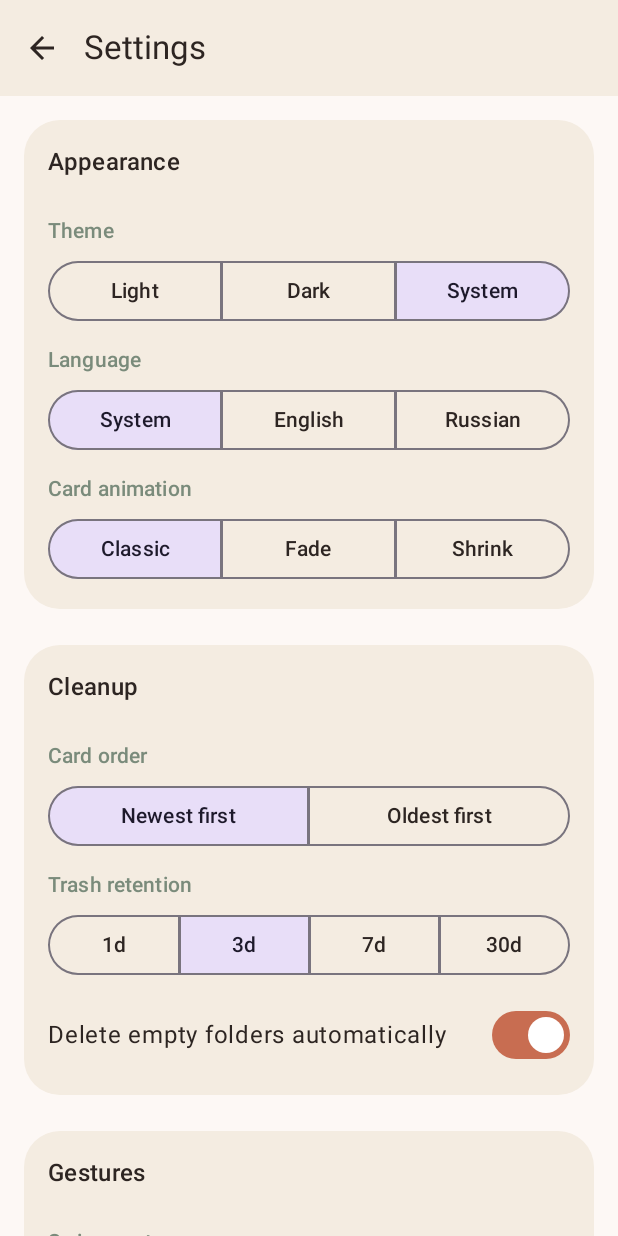
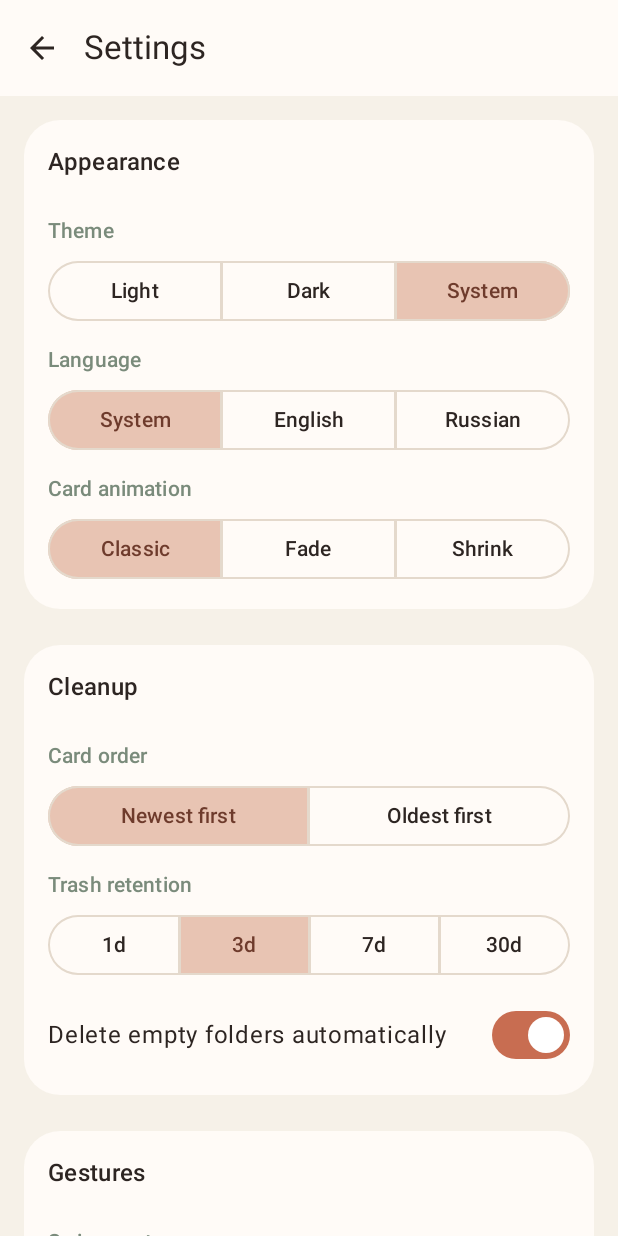
Before and after one commit to inikonoff/Roomie, an Android app built with Jetpack Compose: the screen it shows after launch (MainActivity), after a tap on "Settings", on a phone screen of 412 x 824 dp. Run offline under Robolectric (Android 15) with nearby library versions, the phone set to English and light mode, and no system bars; our stand-ins replace Room's generated code; libraries missing offline, so code that uses them is left out: coil3.video; 1 statement that could not run was skipped.

Commit message:
Visual redesign pass 1/4: explicit color tokens, warm palette tune
Theme.kt only set 6 ColorScheme roles (background, surface, primary,
secondary, onBackground, onSurface, error). secondaryContainer was
left unset, so Material3 silently fell back to its base scheme's
default (lavender/purple) — that's where the lavender on the selected
SegmentedButton in Settings was coming from, not a deliberate choice.

Explicitly set secondaryContainer/onSecondaryContainer to a lighter
terracotta tone (SelectedContainer/OnSelectedContainer), plus
surfaceVariant, outline and onSurfaceVariant, which were falling back
the same way. Background is now noticeably darker than surface so
cards visually sit above it (previously the reverse). primary is
untouched — it's used outside Settings too (FolderListScreen,
SwipeLimitScreen, SummaryScreen), which this pass doesn't touch.

Also tuned the swipe-action colors for more contrast against the new
SelectedContainer, and staged new container tokens (Delete/Keep/Folder/
Postpone) for pass 2, where the action chips themselves get repainted.

Also removed the "Enable swipe limit and monetization" toggle from
Settings per explicit request — UI only, the underlying
monetizationEnabled plumbing (SettingsViewModel/SettingsRepository/
SwipeSessionViewModel) is unchanged.

Co-Authored-By: Claude Sonnet 5 <noreply@anthropic.com>
Claude-Session: https://claude.ai/code/session_01Cxb7A9Ynf6HXgbWodev9Uy

```diff
--- a/app/src/main/java/com/roomie/app/ui/screens/settings/SettingsScreen.kt
+++ b/app/src/main/java/com/roomie/app/ui/screens/settings/SettingsScreen.kt
@@ -140,15 +140,6 @@ fun SettingsScreen(
                 SwipeActionRow(strings.swipeDown, strings, settings.swipeDownAction, viewModel::setSwipeDownAction)
                 MoveToFolderRow(strings, settings.moveToFolderName, folders, viewModel::setMoveToFolder)
             }
-
-            Spacer(modifier = Modifier.height(24.dp))
-
-            SwitchRow(
-                title = strings.enableSwipeLimit,
-                subtitle = if (settings.isPremiumUnlocked) strings.unlockedLimitDisabled else null,
-                checked = settings.monetizationEnabled,
-                onCheckedChange = viewModel::setMonetizationEnabled,
-            )
         }
     }
 }
--- a/app/src/main/java/com/roomie/app/ui/theme/Color.kt
+++ b/app/src/main/java/com/roomie/app/ui/theme/Color.kt
@@ -2,12 +2,32 @@ package com.roomie.app.ui.theme
 
 import androidx.compose.ui.graphics.Color
 
-// Warm & Cozy palette, as specified in the design system.
-val Background = Color(0xFFFDF8F5)
-val Surface = Color(0xFFF4ECE1)
+// Warm & Cozy palette.
+val Background = Color(0xFFF6F1E8)
+val Surface = Color(0xFFFFFBF7)
+val SurfaceMuted = Color(0xFFEFE6D9)
+val Outline = Color(0xFFE4D9CC)
+
 val Primary = Color(0xFFC86D51)
 val Secondary = Color(0xFF7A8B7B)
 val OnSurface = Color(0xFF2D2522)
-val SwipeLeftDelete = Color(0xFFD98A7A)
-val SwipeRightKeep = Color(0xFF9DB59B)
-val SwipePostpone = Color(0xFFD9B36A)
+val OnSurfaceVariant = Color(0xFF6B645C)
+
+// Selected segment/accent UI — a terracotta tone lighter than Primary itself, not the lavender
+// Material3 defaults to when secondaryContainer is left unset. Noticeably lighter than the
+// saturated Delete tone below so the two are never visually confused.
+val SelectedContainer = Color(0xFFE8C4B3)
+val OnSelectedContainer = Color(0xFF6E3B2C)
+
+// Swipe action chips — container color for the chip background plus the tone itself for text/icon.
+val SwipeLeftDelete = Color(0xFFC45C4A)
+val DeleteContainer = Color(0xFFF0D0C8)
+val SwipeRightKeep = Color(0xFF6B8F6E)
+val KeepContainer = Color(0xFFD7E4D6)
+// Move to folder — a distinct, dusty blue, deliberately not lavender/purple (to avoid echoing the
+// unset-role lavender this pass removes).
+val FolderAction = Color(0xFF6E8AA3)
+val FolderContainer = Color(0xFFD9E3EA)
+val SwipePostpone = Color(0xFF8A8680)
+val PostponeContainer = Color(0xFFE8E4DC)
+val NoneAction = Color(0xFF9A948C)
--- a/app/src/main/java/com/roomie/app/ui/theme/Theme.kt
+++ b/app/src/main/java/com/roomie/app/ui/theme/Theme.kt
@@ -16,16 +16,26 @@ private val LightColors = lightColorScheme(
     secondary = Secondary,
     onBackground = OnSurface,
     onSurface = OnSurface,
+    onSurfaceVariant = OnSurfaceVariant,
+    surfaceVariant = SurfaceMuted,
+    outline = Outline,
+    secondaryContainer = SelectedContainer,
+    onSecondaryContainer = OnSelectedContainer,
     error = SwipeLeftDelete,
 )
 
 private val DarkColors = darkColorScheme(
-    background = Color(0xFF221C19),
-    surface = Color(0xFF2D2522),
+    background = Color(0xFF1C1815),
+    surface = Color(0xFF2A241F),
     primary = Primary,
     secondary = Secondary,
-    onBackground = Surface,
-    onSurface = Surface,
+    onBackground = Color(0xFFF3EBE0),
+    onSurface = Color(0xFFF3EBE0),
+    onSurfaceVariant = Color(0xFFB8AFA3),
+    surfaceVariant = Color(0xFF352D26),
+    outline = Color(0xFF3F372F),
+    secondaryContainer = Color(0xFF4A362C),
+    onSecondaryContainer = Color(0xFFF0D0C8),
     error = SwipeLeftDelete,
 )
 
```
